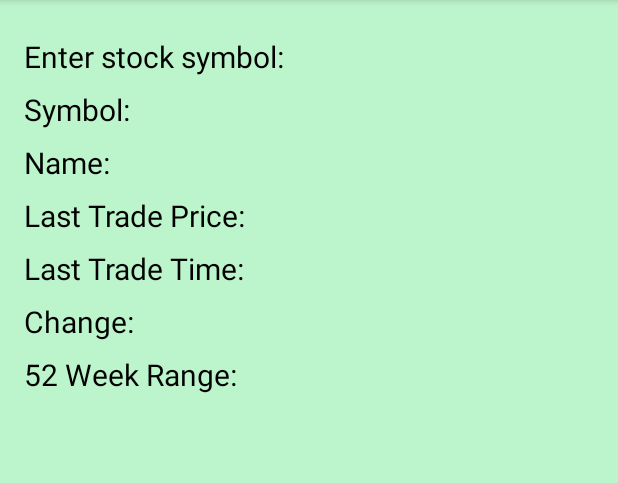
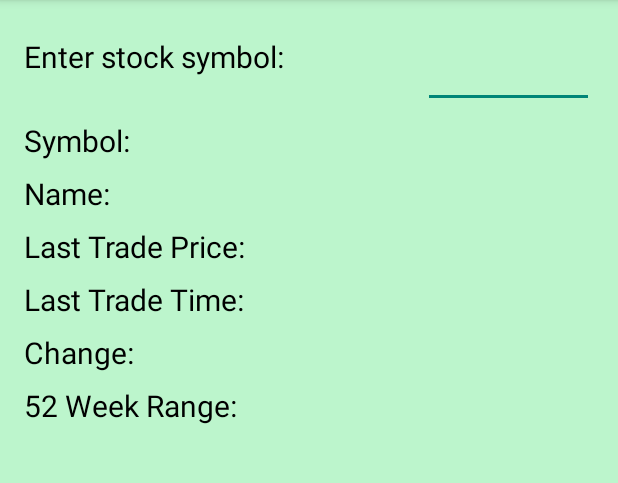
Before and after one commit to ClaytonTurner/Android-Projects, an Android app: the screen it shows after launch (MainActivity), on a phone screen of 412 x 824 dp, the part 84-567 px from its top. Run offline under Robolectric (Android 15) with nearby library versions, the phone set to English and light mode, and no system bars.

Commit message:
switched to edit text for stock input

```diff
--- a/StockQuotes/app/src/main/res/layout/activity_main.xml
+++ b/StockQuotes/app/src/main/res/layout/activity_main.xml
@@ -27,14 +27,14 @@
                 android:layout_weight="1"
                 android:textColor="@color/textColor"
                 android:textSize="@dimen/textSize" />
-            <TextView
+            <EditText
                 android:layout_width="wrap_content"
                 android:layout_height="wrap_content"
                 android:text=""
                 android:id="@+id/stock_prompt_edit_text"
                 android:layout_gravity="center_horizontal"
                 android:layout_weight="1"
-                android:editable="true"
+                android:inputType="textCapCharacters"
                 android:textStyle="bold"
                 android:textColor="@color/textColor"
                 android:textSize="@dimen/textSize" />
```
